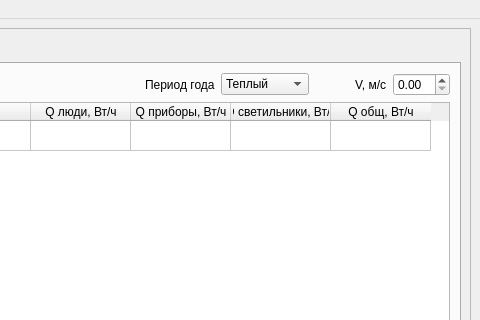
This is mygui.ui in FrostEasy54/heat_input as Qt 5 draws it before an edit; both pictures show x 511 to 991 and y 0 to 320 of the 991 by 692 pixel window. The edited form follows.
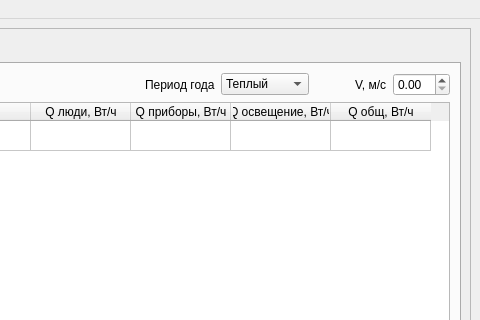
This is the edited form.

The edit to the form file:
```diff
--- a/mygui.ui
+++ b/mygui.ui
@@ -206,7 +206,7 @@
                 </column>
                 <column>
                  <property name="text">
-                  <string>Q светильники, Вт/ч</string>
+                  <string>Q освещение, Вт/ч</string>
                  </property>
                 </column>
                 <column>
```
Left out of the diff: 4 changed lines with no effect on the pictures.
